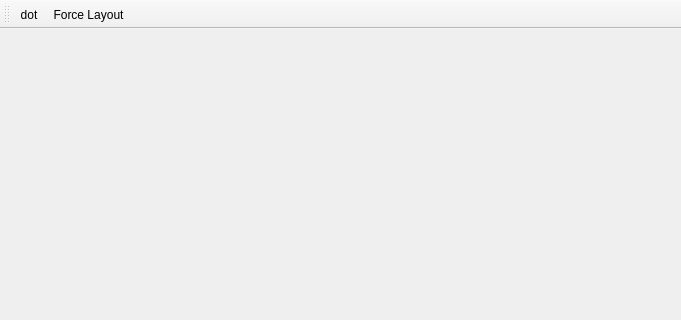
The window that src/main_window.ui (kvakvs/xrefgui1) describes before a commit, drawn with Qt 5; both pictures show x 0 to 681 and y 0 to 320 of the 681 by 460 pixel window.
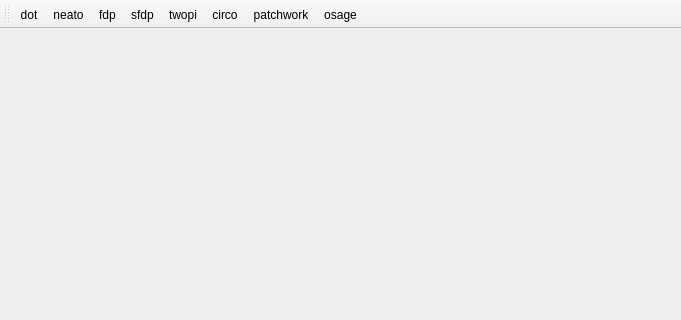
The same window after the commit.

Commit message: relayout buttons

```diff
--- a/src/main_window.ui
+++ b/src/main_window.ui
@@ -34,7 +34,13 @@
     <bool>false</bool>
    </attribute>
    <addaction name="actionDot"/>
-   <addaction name="actionForce_Layout"/>
+   <addaction name="actionNeato"/>
+   <addaction name="actionFdp"/>
+   <addaction name="actionSfdp"/>
+   <addaction name="actionTwopi"/>
+   <addaction name="actionCirco"/>
+   <addaction name="actionPatchwork"/>
+   <addaction name="actionOsage"/>
   </widget>
   <widget class="QStatusBar" name="statusBar"/>
   <action name="actionDot">
@@ -45,12 +51,60 @@
     <string>Apply 'dot' layout</string>
    </property>
   </action>
-  <action name="actionForce_Layout">
+  <action name="actionNeato">
    <property name="text">
-    <string>Force Layout</string>
+    <string>neato</string>
    </property>
    <property name="toolTip">
-    <string>Run few iterations of force layout</string>
+    <string>Apply 'neato' layout</string>
+   </property>
+  </action>
+  <action name="actionFdp">
+   <property name="text">
+    <string>fdp</string>
+   </property>
+   <property name="toolTip">
+    <string>Apply 'fdp' layout</string>
+   </property>
+  </action>
+  <action name="actionSfdp">
+   <property name="text">
+    <string>sfdp</string>
+   </property>
+   <property name="toolTip">
+    <string>Apply 'sfdp' layout</string>
+   </property>
+  </action>
+  <action name="actionTwopi">
+   <property name="text">
+    <string>twopi</string>
+   </property>
+   <property name="toolTip">
+    <string>Apply 'twopi' radial layout</string>
+   </property>
+  </action>
+  <action name="actionCirco">
+   <property name="text">
+    <string>circo</string>
+   </property>
+   <property name="toolTip">
+    <string>Apply 'circo' circular layout</string>
+   </property>
+  </action>
+  <action name="actionPatchwork">
+   <property name="text">
+    <string>patchwork</string>
+   </property>
+   <property name="toolTip">
+    <string>Apply 'patchwork' squarified treemaps layout</string>
+   </property>
+  </action>
+  <action name="actionOsage">
+   <property name="text">
+    <string>osage</string>
+   </property>
+   <property name="toolTip">
+    <string>Apply 'osage' clustered layout</string>
    </property>
   </action>
  </widget>
```
The commit also changes 5 other files.
